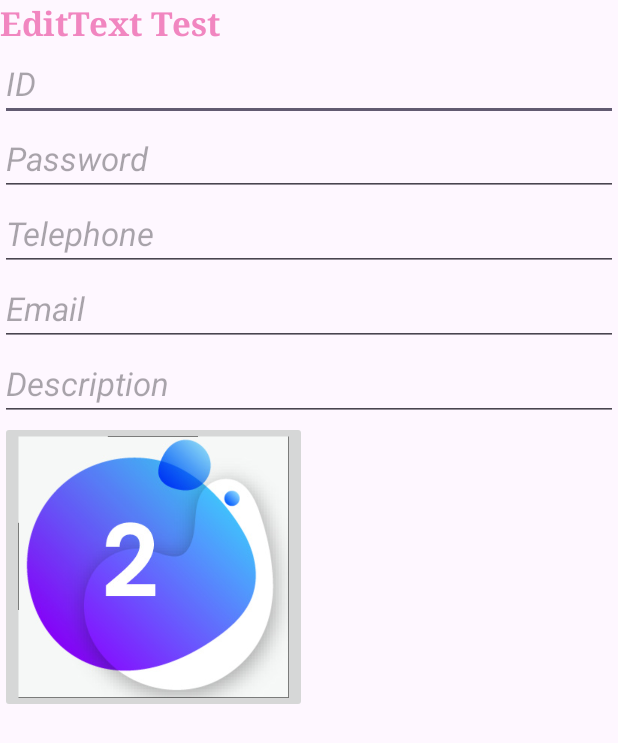
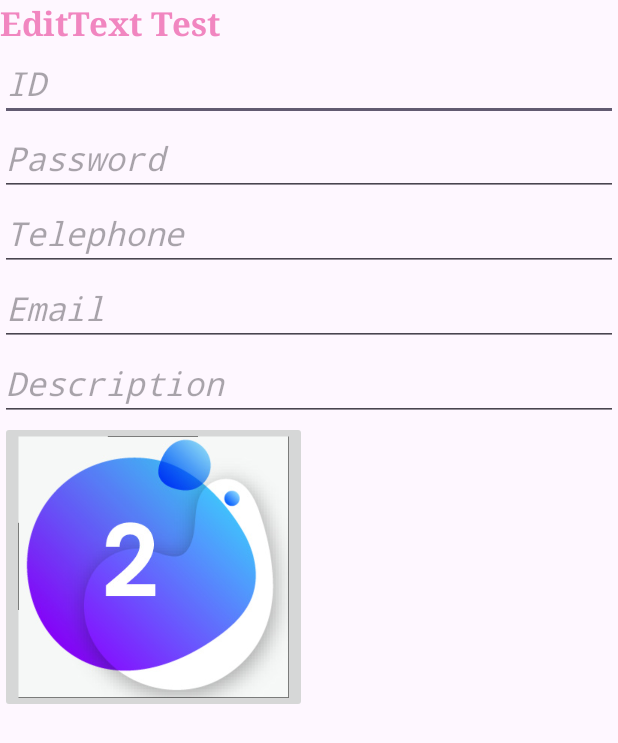
Before and after one commit to seongssu/-Introduction-to-Android-App-Development-3weak, an Android app: the screen it shows after launch (MainActivity), on a phone screen of 412 x 824 dp. Shown: the top 743 px of the screen. Run offline under Robolectric (Android 15) with nearby library versions, the phone set to English and light mode, and no system bars.

Commit message:
[FEAT] : ⚙️ Style.xml(theme) item추가

```diff
--- a/app/src/main/java/com/android/uibasic/MainActivity.kt
+++ b/app/src/main/java/com/android/uibasic/MainActivity.kt
@@ -16,7 +16,7 @@ class MainActivity : AppCompatActivity() {
         setContentView(R.layout.text_views)
 //        val myButton = findViewById<ImageButton>(R.id.imageButton)
 //        myButton.isEnabled = false
-
+//        focusableInTouchMode
 
     }
 
--- a/app/src/main/res/drawable/training.xml
+++ b/app/src/main/res/drawable/training.xml
@@ -1,7 +1,7 @@
 <?xml version="1.0" encoding="utf-8"?>
 <selector xmlns:android="http://schemas.android.com/apk/res/android">
     <item android:drawable="@drawable/my_1"
-        android:state_enabled="false"/>
+        android:state_focused="true"/>
     <item android:drawable="@drawable/my_2"
         android:state_pressed="false"
         android:state_enabled="true"/>
--- a/app/src/main/res/values/themes.xml
+++ b/app/src/main/res/values/themes.xml
@@ -3,6 +3,11 @@
     <style name="Base.Theme.UIBasic" parent="Theme.Material3.DayNight.NoActionBar">
         <!-- Customize your light theme here. -->
         <!-- <item name="colorPrimary">@color/my_light_primary</item> -->
+        <item name="android:layout_width">wrap_content</item>
+        <item name="android:layout_height">wrap_content</item>
+        <item name="android:textColor">#FF0000</item>
+        <item name="android:typeface">monospace</item>
+        <item name="android:textSize">24sp</item>
     </style>
 
     <style name="Theme.UIBasic" parent="Base.Theme.UIBasic" />
```
